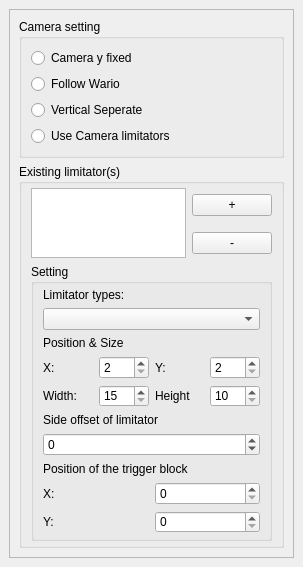
This is DockWidget/CameraControlDockWidget.ui in wario-land/WL4Editor as Qt 5 draws it before an edit. The edited form follows.
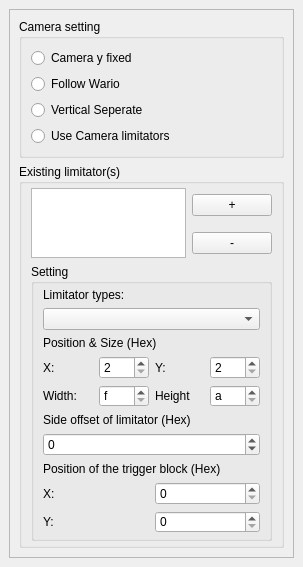
This is the edited form.

```diff
--- a/DockWidget/CameraControlDockWidget.ui
+++ b/DockWidget/CameraControlDockWidget.ui
@@ -27,9 +27,9 @@
        <property name="geometry">
         <rect>
          <x>0</x>
-         <y>0</y>
-         <width>283</width>
-         <height>525</height>
+         <y>-4</y>
+         <width>269</width>
+         <height>532</height>
         </rect>
        </property>
        <layout class="QVBoxLayout" name="verticalLayout_5">
@@ -142,7 +142,7 @@
                 <item>
                  <widget class="QLabel" name="label_Position_Size">
                   <property name="text">
-                   <string>Position &amp; Size</string>
+                   <string>Position &amp; Size (Hex)</string>
                   </property>
                  </widget>
                 </item>
@@ -200,6 +200,9 @@
                     <property name="maximum">
                      <number>251</number>
                     </property>
+                    <property name="displayIntegerBase">
+                     <number>16</number>
+                    </property>
                    </widget>
                   </item>
                   <item row="1" column="2">
@@ -217,6 +220,9 @@
                     <property name="maximum">
                      <number>251</number>
                     </property>
+                    <property name="displayIntegerBase">
+                     <number>16</number>
+                    </property>
                    </widget>
                   </item>
                  </layout>
@@ -224,7 +230,7 @@
                 <item>
                  <widget class="QLabel" name="label_sideoffset">
                   <property name="text">
-                   <string>Side offset of limitator</string>
+                   <string>Side offset of limitator (Hex)</string>
                   </property>
                  </widget>
                 </item>
@@ -241,7 +247,7 @@
                 <item>
                  <widget class="QLabel" name="label_PositionofTriggerBlock">
                   <property name="text">
-                   <string>Position of the trigger block</string>
+                   <string>Position of the trigger block (Hex)</string>
                   </property>
                  </widget>
                 </item>
```
Left out of the diff: 15 changed lines with no effect on the pictures.
